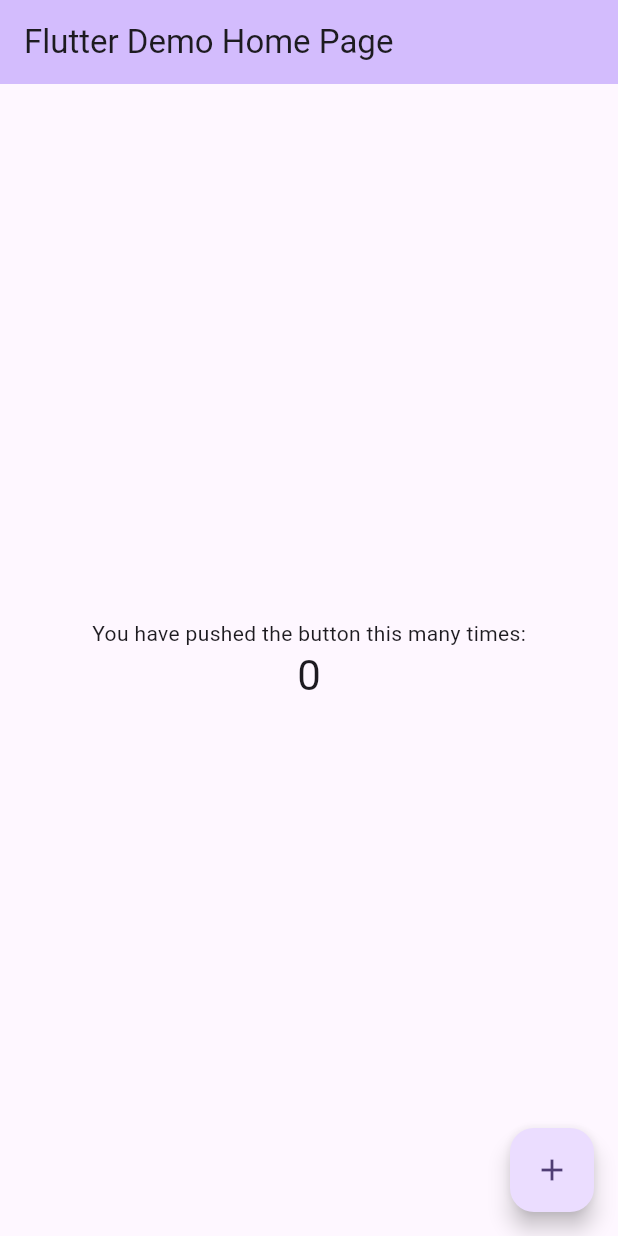
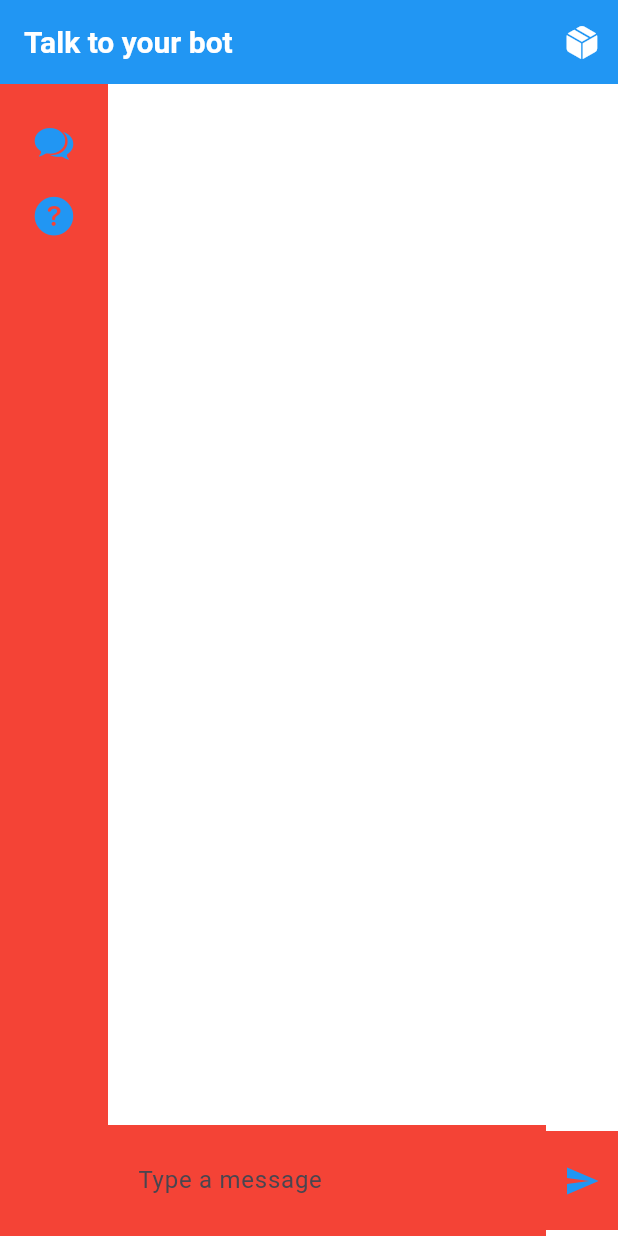
Before and after one commit to EWATeam8/FrontEnd, a Flutter app: the screen it shows after launch, on a phone screen of 412 x 824 dp. Run offline on Flutter 3.47's test engine with Material 3 defaults, Android fonts, the phone set to English and light mode, and no system bars.

Commit message:
Added chat page layout

```diff
--- a/lib/main.dart
+++ b/lib/main.dart
@@ -1,4 +1,7 @@
 import 'package:flutter/material.dart';
+import 'package:manufacturer/routes/routes.dart';
+import 'package:manufacturer/theme/theme.dart';
+import 'package:manufacturer/views/chat_page.dart';
 
 void main() {
   runApp(const MyApp());
@@ -6,120 +9,17 @@ void main() {
 
 class MyApp extends StatelessWidget {
   const MyApp({super.key});
-
-  // This widget is the root of your application.
   @override
   Widget build(BuildContext context) {
     return MaterialApp(
-      title: 'Flutter Demo',
-      theme: ThemeData(
-        // This is the theme of your application.
-        //
-        // TRY THIS: Try running your application with "flutter run". You'll see
-        // the application has a purple toolbar. Then, without quitting the app,
-        // try changing the seedColor in the colorScheme below to Colors.green
-        // and then invoke "hot reload" (save your changes or press the "hot
-        // reload" button in a Flutter-supported IDE, or press "r" if you used
-        // the command line to start the app).
-        //
-        // Notice that the counter didn't reset back to zero; the application
-        // state is not lost during the reload. To reset the state, use hot
-        // restart instead.
-        //
-        // This works for code too, not just values: Most code changes can be
-        // tested with just a hot reload.
-        colorScheme: ColorScheme.fromSeed(seedColor: Colors.deepPurple),
-        useMaterial3: true,
-      ),
-      home: const MyHomePage(title: 'Flutter Demo Home Page'),
+      title: 'Manufacturer App',
+      debugShowCheckedModeBanner: false,
+      debugShowMaterialGrid: false,
+      theme: AppTheme.lightTheme,
+      darkTheme: AppTheme.darkTheme,
+      themeMode: ThemeMode.system,
+      home: const ChatPage(),
+      onGenerateRoute: (settings) => AppRoutes.generateRoute(settings),
     );
   }
 }
-
-class MyHomePage extends StatefulWidget {
-  const MyHomePage({super.key, required this.title});
-
-  // This widget is the home page of your application. It is stateful, meaning
-  // that it has a State object (defined below) that contains fields that affect
-  // how it looks.
-
-  // This class is the configuration for the state. It holds the values (in this
-  // case the title) provided by the parent (in this case the App widget) and
-  // used by the build method of the State. Fields in a Widget subclass are
-  // always marked "final".
-
-  final String title;
-
-  @override
-  State<MyHomePage> createState() => _MyHomePageState();
-}
-
-class _MyHomePageState extends State<MyHomePage> {
-  int _counter = 0;
-
-  void _incrementCounter() {
-    setState(() {
-      // This call to setState tells the Flutter framework that something has
-      // changed in this State, which causes it to rerun the build method below
-      // so that the display can reflect the updated values. If we changed
-      // _counter without calling setState(), then the build method would not be
-      // called again, and so nothing would appear to happen.
-      _counter++;
-    });
-  }
-
-  @override
-  Widget build(BuildContext context) {
-    // This method is rerun every time setState is called, for instance as done
-    // by the _incrementCounter method above.
-    //
-    // The Flutter framework has been optimized to make rerunning build methods
-    // fast, so that you can just rebuild anything that needs updating rather
-    // than having to individually change instances of widgets.
-    return Scaffold(
-      appBar: AppBar(
-        // TRY THIS: Try changing the color here to a specific color (to
-        // Colors.amber, perhaps?) and trigger a hot reload to see the AppBar
-        // change color while the other colors stay the same.
-        backgroundColor: Theme.of(context).colorScheme.inversePrimary,
-        // Here we take the value from the MyHomePage object that was created by
-        // the App.build method, and use it to set our appbar title.
-        title: Text(widget.title),
-      ),
-      body: Center(
-        // Center is a layout widget. It takes a single child and positions it
-        // in the middle of the parent.
-        child: Column(
-          // Column is also a layout widget. It takes a list of children and
-          // arranges them vertically. By default, it sizes itself to fit its
-          // children horizontally, and tries to be as tall as its parent.
-          //
-          // Column has various properties to control how it sizes itself and
-          // how it positions its children. Here we use mainAxisAlignment to
-          // center the children vertically; the main axis here is the vertical
-          // axis because Columns are vertical (the cross axis would be
-          // horizontal).
-          //
-          // TRY THIS: Invoke "debug painting" (choose the "Toggle Debug Paint"
-          // action in the IDE, or press "p" in the console), to see the
-          // wireframe for each widget.
-          mainAxisAlignment: MainAxisAlignment.center,
-          children: <Widget>[
-            const Text(
-              'You have pushed the button this many times:',
-            ),
-            Text(
-              '$_counter',
-              style: Theme.of(context).textTheme.headlineMedium,
-            ),
-          ],
-        ),
-      ),
-      floatingActionButton: FloatingActionButton(
-        onPressed: _incrementCounter,
-        tooltip: 'Increment',
-        child: const Icon(Icons.add),
-      ), // This trailing comma makes auto-formatting nicer for build methods.
-    );
-  }
-}
--- /dev/null
+++ b/lib/routes/routes.dart
@@ -0,0 +1,19 @@
+import 'package:flutter/material.dart';
+import 'package:manufacturer/views/chat_page.dart';
+
+class AppRoutes {
+  static Route<dynamic> generateRoute(RouteSettings settings) {
+    switch (settings.name) {
+      case ChatPage.routeID:
+        return MaterialPageRoute(builder: (_) => const ChatPage());
+      default:
+        return MaterialPageRoute(
+          builder: (_) => const Scaffold(
+            body: Center(
+              child: Text('Sorry something went wrong'),
+            ),
+          ),
+        );
+    }
+  }
+}
--- /dev/null
+++ b/lib/theme/theme.dart
@@ -0,0 +1,111 @@
+import 'package:flutter/material.dart';
+
+class AppTheme {
+  static ThemeData get lightTheme {
+    return ThemeData(
+      primarySwatch: Colors.blue,
+      brightness: Brightness.light,
+      scaffoldBackgroundColor: Colors.white,
+      appBarTheme: const AppBarTheme(
+        color: Colors.blue,
+        elevation: 0,
+        iconTheme: IconThemeData(color: Colors.white),
+        titleTextStyle: TextStyle(
+          color: Colors.white,
+          fontSize: 20,
+          fontWeight: FontWeight.bold,
+        ),
+      ),
+      textTheme: const TextTheme(
+        bodyLarge: TextStyle(
+          fontSize: 16,
+          color: Colors.black87,
+        ),
+        bodyMedium: TextStyle(
+          fontSize: 14,
+          color: Colors.black54,
+        ),
+      ),
+      inputDecorationTheme: InputDecorationTheme(
+        border: OutlineInputBorder(
+          borderRadius: BorderRadius.circular(20),
+          borderSide: const BorderSide(color: Colors.blue),
+        ),
+        focusedBorder: OutlineInputBorder(
+          borderRadius: BorderRadius.circular(20),
+          borderSide: const BorderSide(color: Colors.blue, width: 2),
+        ),
+        filled: true,
+        fillColor: Colors.grey[100],
+      ),
+      elevatedButtonTheme: ElevatedButtonThemeData(
+        style: ElevatedButton.styleFrom(
+          backgroundColor: Colors.blue,
+          foregroundColor: Colors.white,
+          shape: RoundedRectangleBorder(
+            borderRadius: BorderRadius.circular(20),
+          ),
+          padding: const EdgeInsets.symmetric(horizontal: 16, vertical: 12),
+        ),
+      ),
+      iconTheme: const IconThemeData(
+        color: Colors.blue,
+        size: 24,
+      ),
+    );
+  }
+
+  static ThemeData get darkTheme {
+    return ThemeData(
+      primarySwatch: Colors.blue,
+      brightness: Brightness.dark,
+      scaffoldBackgroundColor: Colors.grey[900],
+      appBarTheme: AppBarTheme(
+        color: Colors.grey[850],
+        elevation: 0,
+        iconTheme: const IconThemeData(color: Colors.white),
+        titleTextStyle: const TextStyle(
+          color: Colors.white,
+          fontSize: 20,
+          fontWeight: FontWeight.bold,
+        ),
+      ),
+      textTheme: const TextTheme(
+        bodyLarge: TextStyle(
+          fontSize: 16,
+          color: Colors.white70,
+        ),
+        bodyMedium: TextStyle(
+          fontSize: 14,
+          color: Colors.white54,
+        ),
+      ),
+      inputDecorationTheme: InputDecorationTheme(
+        border: OutlineInputBorder(
+          borderRadius: BorderRadius.circular(20),
+          borderSide: const BorderSide(color: Colors.blue),
+        ),
+        focusedBorder: OutlineInputBorder(
+          borderRadius: BorderRadius.circular(20),
+          borderSide: const BorderSide(color: Colors.blue, width: 2),
+        ),
+        filled: true,
+        fillColor: Colors.grey[800],
+      ),
+      elevatedButtonTheme: ElevatedButtonThemeData(
+        style: ElevatedButton.styleFrom(
+          backgroundColor: Colors.blue,
+          foregroundColor: Colors.white,
+          shape: RoundedRectangleBorder(
+            borderRadius: BorderRadius.circular(20),
+          ),
+          padding: const EdgeInsets.symmetric(horizontal: 16, vertical: 12),
+        ),
+      ),
+      iconTheme: const IconThemeData(
+        color: Colors.blue,
+        size: 24,
+      ),
+    );
+  }
+}
--- a/lib/views/chat_page.dart
+++ b/lib/views/chat_page.dart
@@ -0,0 +1,110 @@
+import 'package:flutter/cupertino.dart';
+import 'package:flutter/material.dart';
+
+class ChatPage extends StatefulWidget {
+  static const routeID = '/chatPage';
+  const ChatPage({super.key});
+
+  @override
+  State<ChatPage> createState() => _ChatPageState();
+}
+
+class _ChatPageState extends State<ChatPage> {
+  final TextEditingController _messageController = TextEditingController();
+  final List<String> _messages = [];
+
+  void _sendMessage() {
+    if (_messageController.text.isNotEmpty) {
+      setState(() {
+        _messages.add(_messageController.text);
+        _messageController.clear();
+      });
+    }
+  }
+
+  @override
+  Widget build(BuildContext context) {
+    return Scaffold(
+      appBar: AppBar(
+        centerTitle: false,
+        title: const Text('Talk to your bot'),
+        elevation: 0,
+        actions: [
+          IconButton(
+            onPressed: () {},
+            icon: const Icon(CupertinoIcons.cube_box_fill),
+          ),
+        ],
+      ),
+      body: Row(
+        children: [
+          Container(
+            color: Colors.red,
+            padding: const EdgeInsets.symmetric(
+              horizontal: 12,
+              vertical: 16,
+            ),
+            child: Column(
+              children: [
+                IconButton(
+                  onPressed: () {},
+                  iconSize: 30,
+                  icon: const Icon(CupertinoIcons.chat_bubble_2_fill),
+                ),
+                IconButton(
+                  onPressed: () {},
+                  iconSize: 30,
+                  icon: const Icon(CupertinoIcons.question_circle_fill),
+                ),
+              ],
+            ),
+          ),
+          Expanded(
+            child: Column(
+              children: [
+                Expanded(
+                  child: ListView.builder(
+                    itemCount: _messages.length,
+                    itemBuilder: (context, index) {
+                      return ListTile(
+                        title: Text(_messages[index]),
+                      );
+                    },
+                  ),
+                ),
+                Row(
+                  children: [
+                    Expanded(
+                      child: TextField(
+                        controller: _messageController,
+                        decoration: const InputDecoration(
+                          contentPadding: EdgeInsets.symmetric(
+                            horizontal: 16,
+                            vertical: 25,
+                          ),
+                          hintText: 'Type a message',
+                          border: InputBorder.none,
+                          enabledBorder: InputBorder.none,
+                          focusedBorder: InputBorder.none,
+                          fillColor: Colors.red,
+                        ),
+                      ),
+                    ),
+                    Container(
+                      height: 66,
+                      color: Colors.red,
+                      child: IconButton(
+                        icon: const Icon(Icons.send),
+                        onPressed: _sendMessage,
+                      ),
+                    ),
+                  ],
+                ),
+              ],
+            ),
+          ),
+        ],
+      ),
+    );
+  }
+}
```
